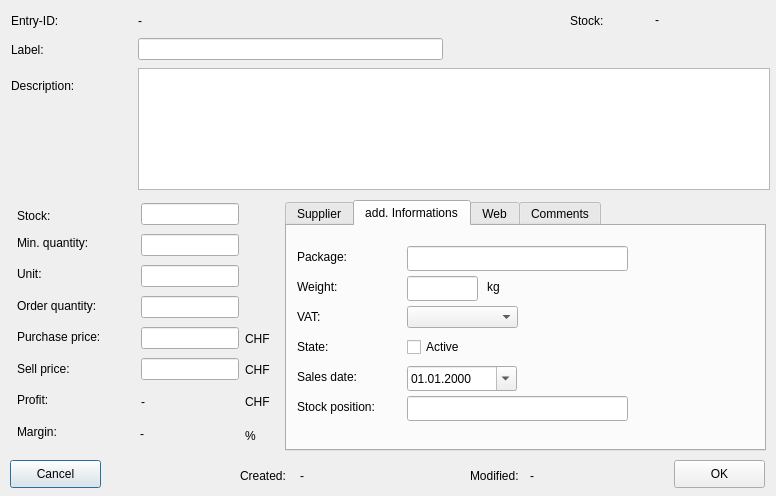
Before: the Qt Designer form trunk/ui/dataeditfrm.ui in BackupTheBerlios/first4-svn, drawn with Qt 5.
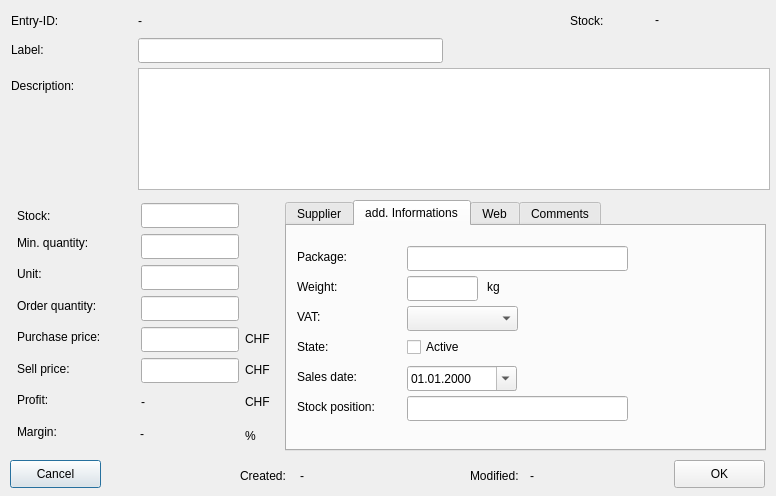
After: the same form once the commit is applied. The open tabs and pages were chosen to show the change. Icons and pictures are not drawn.

Patch:
```diff
--- a/trunk/ui/dataeditfrm.ui
+++ b/trunk/ui/dataeditfrm.ui
@@ -99,7 +99,7 @@
      <x>141</x>
      <y>265</y>
      <width>98</width>
-     <height>22</height>
+     <height>25</height>
     </rect>
    </property>
   </widget>
@@ -109,7 +109,7 @@
      <x>141</x>
      <y>203</y>
      <width>98</width>
-     <height>22</height>
+     <height>25</height>
     </rect>
    </property>
   </widget>
@@ -518,7 +518,7 @@
        <x>120</x>
        <y>80</y>
        <width>111</width>
-       <height>22</height>
+       <height>25</height>
       </rect>
      </property>
     </widget>
@@ -658,7 +658,7 @@
      <x>138</x>
      <y>38</y>
      <width>305</width>
-     <height>22</height>
+     <height>25</height>
     </rect>
    </property>
   </widget>
@@ -746,7 +746,7 @@
      <x>141</x>
      <y>327</y>
      <width>98</width>
-     <height>22</height>
+     <height>25</height>
     </rect>
    </property>
   </widget>
@@ -756,7 +756,7 @@
      <x>141</x>
      <y>358</y>
      <width>98</width>
-     <height>22</height>
+     <height>25</height>
     </rect>
    </property>
   </widget>
@@ -776,7 +776,7 @@
      <x>141</x>
      <y>234</y>
      <width>98</width>
-     <height>22</height>
+     <height>25</height>
     </rect>
    </property>
   </widget>
@@ -786,7 +786,7 @@
      <x>141</x>
      <y>296</y>
      <width>98</width>
-     <height>22</height>
+     <height>25</height>
     </rect>
    </property>
   </widget>
```
